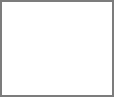
The window that DefectRecognitionSystem/prewdg.ui (MoutainVision/RadiographicTesting) describes before a commit, drawn with Qt 5.
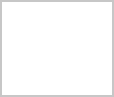
The same window after the commit.

Diff of the .ui file:
```diff
--- a/DefectRecognitionSystem/prewdg.ui
+++ b/DefectRecognitionSystem/prewdg.ui
@@ -34,7 +34,7 @@
      <property name="styleSheet">
       <string notr="true">QWidget#widget_back
 {
-background-color: rgb(124, 124, 124);
+	background-color: rgb(199, 199, 199);
 }</string>
      </property>
      <layout class="QVBoxLayout" name="verticalLayout_2">
```
